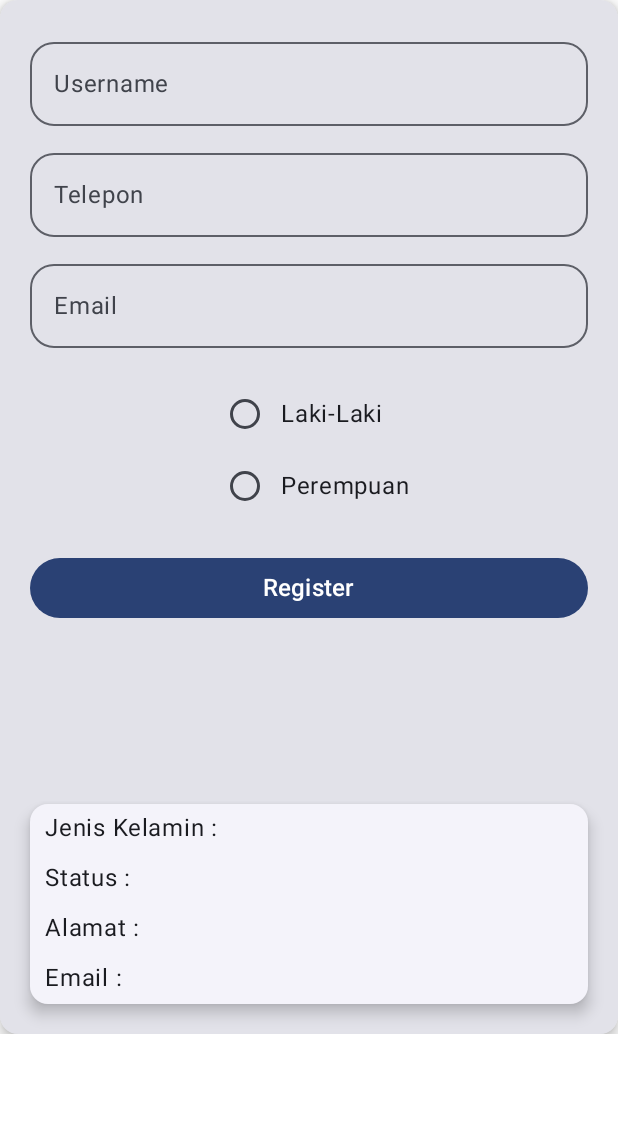
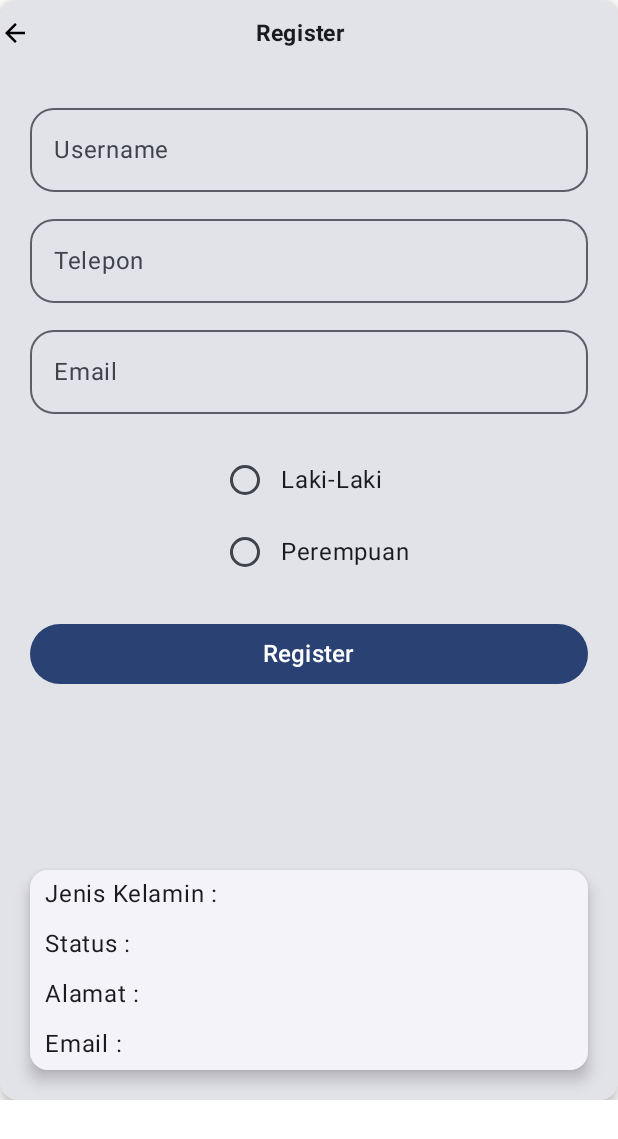
Before and after one commit to Destakka/102_ViewModel, an Android app built with Jetpack Compose: the @Preview function GreetingPreview, on a phone screen of 412 x 824 dp. Shown: the top 1139 px of the screen. Run offline under Robolectric (Android 15) with nearby library versions, the phone set to English and light mode, and no system bars.

Commit message:
add icon n text

```diff
--- a/app/src/main/java/com/example/pam_acttt4/MainActivity.kt
+++ b/app/src/main/java/com/example/pam_acttt4/MainActivity.kt
@@ -3,6 +3,7 @@ package com.example.pam_acttt4
 import android.os.Bundle
 import androidx.activity.ComponentActivity
 import androidx.activity.compose.setContent
+import androidx.compose.foundation.Image
 import androidx.compose.foundation.layout.Arrangement
 import androidx.compose.foundation.layout.Column
 import androidx.compose.foundation.layout.Row
@@ -11,6 +12,7 @@ import androidx.compose.foundation.layout.fillMaxSize
 import androidx.compose.foundation.layout.fillMaxWidth
 import androidx.compose.foundation.layout.height
 import androidx.compose.foundation.layout.padding
+import androidx.compose.foundation.layout.size
 import androidx.compose.foundation.selection.selectable
 import androidx.compose.foundation.text.KeyboardOptions
 import androidx.compose.material3.Button
@@ -33,8 +35,11 @@ import androidx.compose.runtime.setValue
 import androidx.compose.ui.Alignment
 import androidx.compose.ui.Modifier
 import androidx.compose.ui.platform.LocalContext
+import androidx.compose.ui.res.painterResource
 import androidx.compose.ui.res.stringResource
+import androidx.compose.ui.text.font.FontWeight
 import androidx.compose.ui.text.input.KeyboardType
+import androidx.compose.ui.text.style.TextAlign
 import androidx.compose.ui.tooling.preview.Preview
 import androidx.compose.ui.unit.dp
 import androidx.compose.ui.unit.sp
@@ -58,7 +63,6 @@ class MainActivity : ComponentActivity() {
     }
 }
 
-
 @Composable
 fun Greeting(name: String, modifier: Modifier = Modifier) {
     Text(
@@ -68,19 +72,35 @@ fun Greeting(name: String, modifier: Modifier = Modifier) {
 }
 
 @Composable
-fun TampilLayout(modifier: Modifier = Modifier) {
-    Card (
+fun TampilLayout(
+modifier: Modifier = Modifier) {
+    Card(
         modifier = Modifier,
         elevation = CardDefaults.cardElevation(defaultElevation = 5.dp)
     ) {
+        Row (verticalAlignment = Alignment.CenterVertically) {
+            Image(
+            painter = painterResource(
+                id = R.drawable.baseline_arrow_back_24
+            ),
+                contentDescription = "",
+                modifier = Modifier.size(20.dp)
+            )
+            Text(
+                text = "Register",
+                fontSize = 15.sp,
+                fontWeight = FontWeight.Bold,
+                textAlign = TextAlign.Center,
+                modifier = Modifier.padding(horizontal = 150.dp, vertical = 10.dp)
+            )}
         Column(
             verticalArrangement = Arrangement.spacedBy(10.dp),
             horizontalAlignment = Alignment.CenterHorizontally,
             modifier = Modifier.padding(20.dp)
-        ) {
+        )
+        {
             TampilForm()
         }
-
     }
 }
 
--- /dev/null
+++ b/app/src/main/res/drawable/baseline_arrow_back_24.xml
@@ -0,0 +1,5 @@
+<vector android:autoMirrored="true" android:height="24dp"
+    android:tint="#000000" android:viewportHeight="24"
+    android:viewportWidth="24" android:width="24dp" xmlns:android="http://schemas.android.com/apk/res/android">
+    <path android:fillColor="@android:color/white" android:pathData="M20,11H7.83l5.59,-5.59L12,4l-8,8 8,8 1.41,-1.41L7.83,13H20v-2z"/>
+</vector>
```
